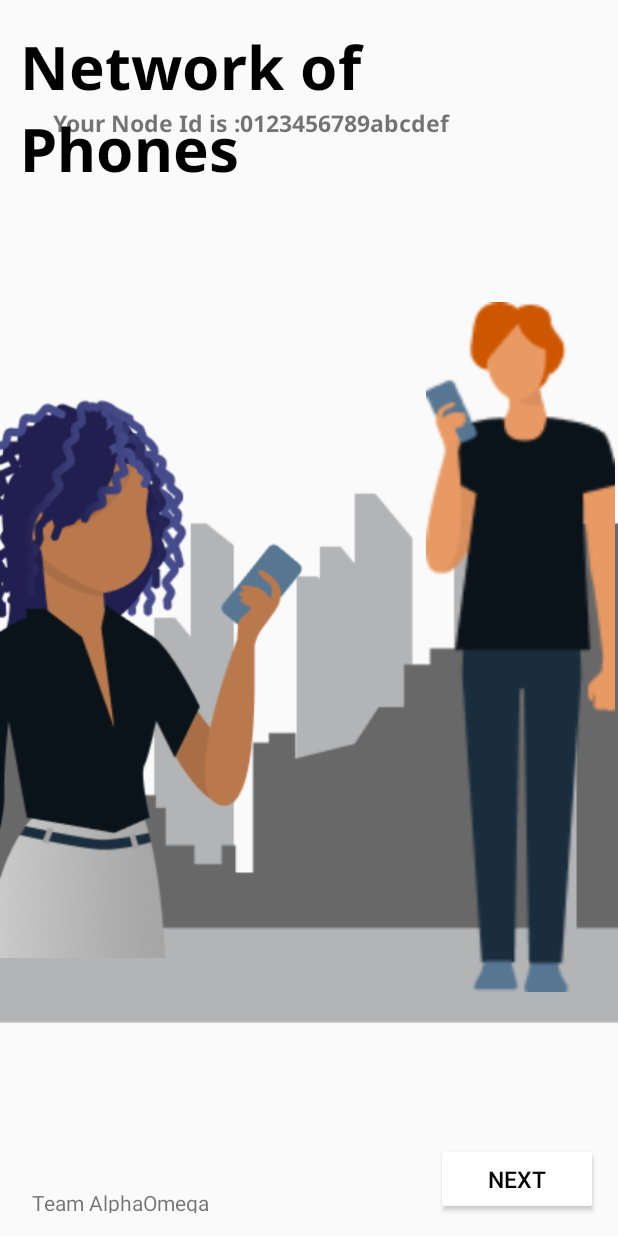
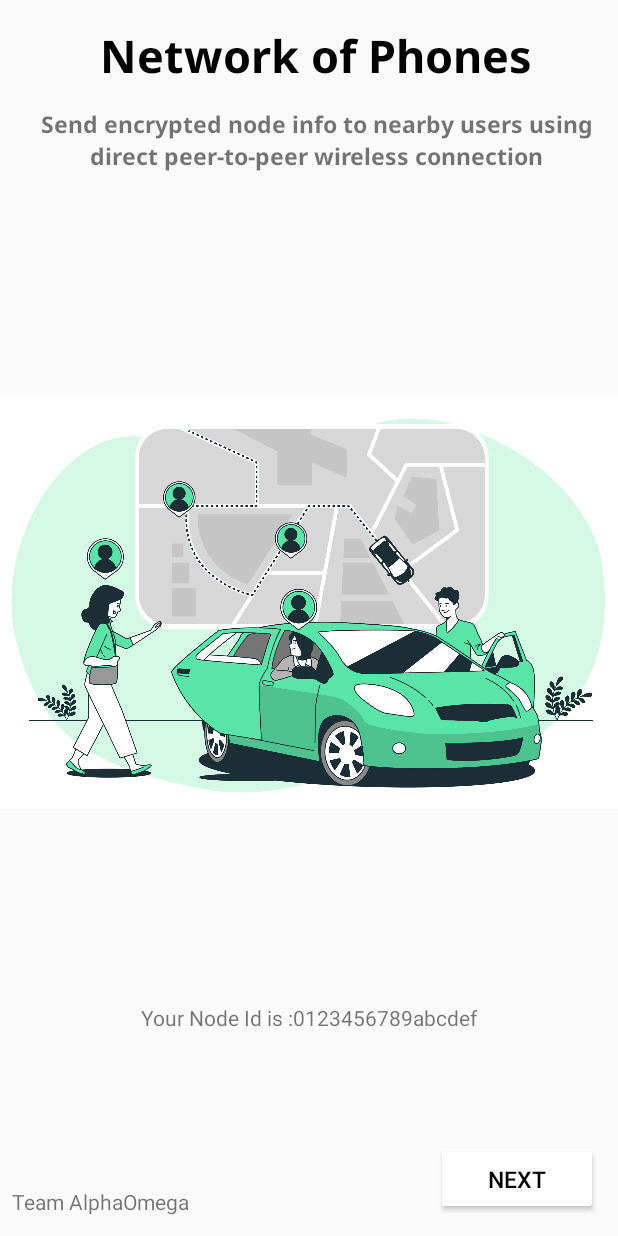
Before and after one commit to hsb4995/InDrive-Mesh, an Android app: the IntroActivity2 screen opened directly, with no data from a screen before it, on a phone screen of 412 x 824 dp. Run offline under Robolectric (Android 15) with nearby library versions, the phone set to English and light mode, and no system bars.

Commit message:
Changed intro slides and res, added SOS button with message queuing and priority

```diff
--- a/app/src/main/java/com/bluetooth/communicatorexample/Global.java
+++ b/app/src/main/java/com/bluetooth/communicatorexample/Global.java
@@ -29,7 +29,7 @@ public class Global extends Application {
     private BluetoothCommunicator bluetoothCommunicator;
     private String nodeId;
 
-    private Boolean amIConnecting = false;
+    private Boolean isSOS = false;
 
     @Override
     public void onCreate() {
@@ -58,7 +58,7 @@ public class Global extends Application {
 
     public String getNodeId() {return nodeId;}
 
-    public Boolean getAmIConnecting() {return amIConnecting;}
+    public Boolean getIsSOS() {return isSOS;}
 
-    public void setAmIConnecting(Boolean val) {amIConnecting =val; }
+    public void setIsSOS(Boolean val) {isSOS =val; }
 }
--- a/app/src/main/java/com/bluetooth/communicatorexample/IntroActivity2.java
+++ b/app/src/main/java/com/bluetooth/communicatorexample/IntroActivity2.java
@@ -18,7 +18,7 @@ public class IntroActivity2 extends AppCompatActivity {
         super.onCreate(savedInstanceState);
         setContentView(R.layout.intro_activity2);
 
-        TextView textView =  findViewById(R.id.textView8);
+        TextView textView =  findViewById(R.id.textView10);
         String android_id = Settings.Secure.getString(getApplicationContext().getContentResolver(),
                 Settings.Secure.ANDROID_ID);
         textView.setText("Your Node Id is :" + android_id);
--- a/app/src/main/java/com/bluetooth/communicatorexample/fragments/ConversationFragment.java
+++ b/app/src/main/java/com/bluetooth/communicatorexample/fragments/ConversationFragment.java
@@ -165,9 +165,14 @@ public class ConversationFragment extends Fragment {
                 // Got location updates
                 // Send Message
                 String nodeId = global.getNodeId();
+                Boolean isSOS = global.getIsSOS();
                 String messageText = "Node: "+ nodeId+ " Location- Latitude: "+ latt + " Longitude: "+ longg;
+                if(isSOS) {
+                    messageText = "Priority Message "+ messageText;
+                }
                 Message message = new Message(global, "m", messageText, global.getBluetoothCommunicator().getConnectedPeersList().get(0));
                 global.getBluetoothCommunicator().sendMessage(message);
+                global.setIsSOS(false);
             }
 
         });
--- a/app/src/main/res/layout/intro_activity2.xml
+++ b/app/src/main/res/layout/intro_activity2.xml
@@ -13,25 +13,25 @@
         android:layout_alignStart="@+id/textView8"
         android:layout_alignEnd="@+id/textView8"
         android:layout_alignParentTop="true"
-        android:layout_marginStart="-22dp"
-        android:layout_marginTop="17dp"
-        android:layout_marginEnd="-11dp"
+        android:layout_marginTop="16dp"
         android:fontFamily="@font/noto_sans_bold"
         android:text="Network of Phones"
         android:textColor="#000000"
-        android:textSize="40sp" />
+        android:gravity="center"
+        android:textSize="30sp" />
 
     <TextView
         android:id="@+id/textView8"
-        android:layout_width="350dp"
-        android:layout_height="92dp"
+        android:layout_width="wrap_content"
+        android:layout_height="wrap_content"
         android:layout_alignParentStart="true"
         android:layout_alignParentTop="true"
         android:layout_centerHorizontal="true"
-        android:layout_marginStart="35dp"
-        android:layout_marginTop="71dp"
+        android:layout_marginStart="9dp"
+        android:layout_marginTop="72dp"
         android:fontFamily="@font/noto_sans_bold"
-        android:text="Send encrypted messages to nearby users using direct peer-to-peer wireless connection."
+        android:gravity="center"
+        android:text="Send encrypted node info to nearby users using direct peer-to-peer wireless connection"
         android:textSize="15sp" />
 
     <Button
@@ -47,54 +47,36 @@
         android:textColor="#000000"
         android:textSize="15dp" />
 
-    <ImageView
-        android:id="@+id/imageView"
-        android:layout_width="match_parent"
-        android:layout_height="446dp"
-        android:layout_alignParentStart="true"
-        android:layout_alignParentBottom="true"
-        android:layout_centerVertical="true"
-        android:layout_marginStart="-2dp"
-        android:layout_marginBottom="102dp"
-        app:srcCompat="@drawable/city2" />
 
     <ImageView
-        android:id="@+id/imageView4"
-        android:layout_width="wrap_content"
+        android:id="@+id/imageView11"
+        android:layout_width="match_parent"
+        android:layout_height="533dp"
+        android:layout_alignParentTop="true"
+        android:layout_marginTop="135dp"
+        android:layout_marginBottom="0dp"
+        app:srcCompat="@drawable/carpool" />
+
+    <TextView
+        android:id="@+id/textView10"
+        android:layout_width="match_parent"
         android:layout_height="wrap_content"
-        android:layout_below="@+id/textView8"
-        android:layout_alignBottom="@+id/imageView5"
-        android:layout_alignParentStart="true"
-        android:layout_marginStart="0dp"
-        android:layout_marginTop="26dp"
-        android:layout_marginEnd="71dp"
-        android:layout_marginBottom="1dp"
-        android:layout_toStartOf="@+id/imageView5"
-        app:srcCompat="@drawable/person1" />
-
-    <ImageView
-        android:id="@+id/imageView5"
-        android:layout_width="126dp"
-        android:layout_height="421dp"
-        android:layout_below="@+id/textView8"
-        android:layout_alignParentEnd="true"
-        android:layout_alignParentBottom="true"
-        android:layout_marginTop="11dp"
-        android:layout_marginEnd="2dp"
-        android:layout_marginBottom="136dp"
-        app:srcCompat="@drawable/person2" />
+        android:gravity="center"
+        android:layout_below="@+id/imageView11"
+        android:text="" />
 
     <TextView
         android:id="@+id/textView9"
         android:layout_width="wrap_content"
         android:layout_height="wrap_content"
-        android:layout_below="@+id/imageView4"
+        android:layout_below="@+id/imageView11"
         android:layout_alignParentStart="true"
-        android:layout_alignParentBottom="true"
-        android:layout_marginStart="21dp"
-        android:layout_marginTop="104dp"
-        android:layout_marginBottom="15dp"
-        android:text="Team AlphaOmega" />
+        android:layout_marginStart="8dp"
+        android:layout_alignParentBottom= "true"
+        android:layout_marginBottom="13dp"
+        android:gravity="bottom|left"
+        android:text="Team AlphaOmega"
+        android:visibility="visible" />
 
 
 </RelativeLayout>
```
Also changed, not shown: app/src/main/java/com/bluetooth/communicatorexample/MainActivity.java (+27 -5 lines), app/src/main/java/com/bluetooth/communicatorexample/fragments/PairingFragment.java (+34 -15 lines), app/src/main/res/layout/activity_main.xml (+13 -3 lines), app/src/main/res/layout/intro_activity.xml (+8 -8 lines), app/src/main/res/layout/intro_activity3.xml (+21 -45 lines), app/src/main/res/layout/intro_activity4.xml (+26 -24 lines), app/src/main/res/drawable/cardriving.jpg (added), app/src/main/res/drawable/carpool.jpg (added), app/src/main/res/drawable/lock.png (added), app/src/main/res/drawable/ride_secure.jpg (added), app/src/main/res/drawable/secure_sos.png (added).
